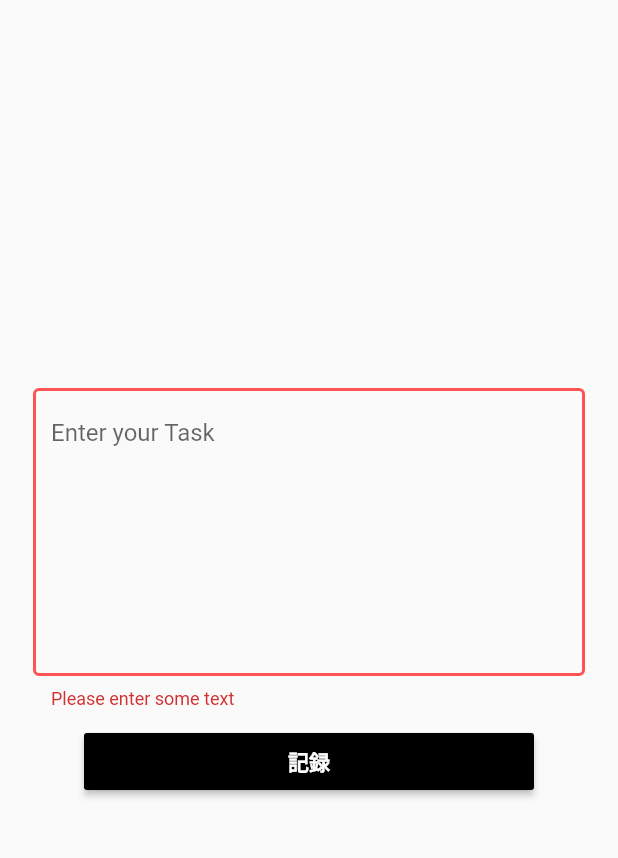
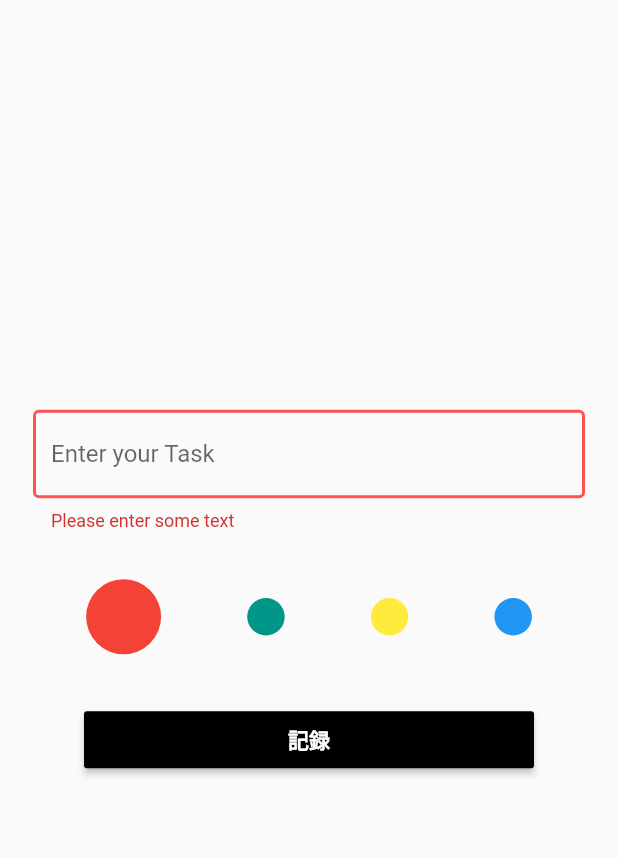
Before and after one commit to harukitosa/taptime, a Flutter app: the screen it shows after launch, after a tap on "記録", on a phone screen of 412 x 824 dp, the part 59-917 px from its top. Run offline on Flutter 3.47's test engine with Material 2 defaults, Android fonts, the phone set to English and light mode, and no system bars; our stand-ins replace sqflite, table_calendar; accounts and stored records are empty.

Commit message:
colorをつける

```diff
--- a/lib/model/task_detail.dart
+++ b/lib/model/task_detail.dart
@@ -16,6 +16,13 @@ class TaskDetail {
   final String createTime;
   final String color;
   final String typeContent;
+
+  String text() {
+    if (content.length > 20) {
+      return content.substring(0, 30);
+    }
+    return content;
+  }
 
   String date() {
     initializeDateFormatting("ja_JP");
--- a/lib/page/Calendar.dart
+++ b/lib/page/Calendar.dart
@@ -193,7 +193,7 @@ class _CalendarViewState extends State<CalendarView> {
                   ),
                   color: _taskList[index].colorObj(),
                 ),
-                Text('${_taskList[index].content}'),
+                Text('${_taskList[index].text()}'),
               ],
             ),
           );
--- a/lib/page/Home.dart
+++ b/lib/page/Home.dart
@@ -1,4 +1,5 @@
 import 'package:flutter/material.dart';
+import 'package:taptime/model/type.dart';
 import 'package:taptime/di.dart';
 import 'package:taptime/usecase/task_usecase.dart';
 import 'package:taptime/usecase/type_usecase.dart';
@@ -54,6 +55,7 @@ class __FormWidgetState extends State<_FormWidget> {
   final TextEditingController _textEditingController = TextEditingController();
   TypeUseCase _typeUsecase;
   TaskUseCase _taskUsecase;
+  List<TypeData> _typeList = [];
 
   @override
   void initState() {
@@ -61,6 +63,7 @@ class __FormWidgetState extends State<_FormWidget> {
     Future(() async {
       _typeUsecase = await initType();
       _taskUsecase = await initTask();
+      _typeList = await _typeUsecase.getAllType();
       setState(() {});
     });
   }
@@ -74,10 +77,49 @@ class __FormWidgetState extends State<_FormWidget> {
   void _onSave() async {
     if (_formKey.currentState.validate()) {
       this._formKey.currentState.save();
-      await _taskUsecase.createTask(_textEditingController.text, 1);
+      await _taskUsecase.createTask(
+        _textEditingController.text,
+        _typeList[currentSelectedIndex].id,
+      );
       _textEditingController.text = "";
       _snackBarAction();
     }
+  }
+
+  int currentSelectedIndex = 0;
+
+  Widget _selectorItem(BuildContext context, TypeData item, int index) {
+    bool selectedIndex = index == currentSelectedIndex;
+    double width = selectedIndex ? 50 : 25;
+    double height = selectedIndex ? 50 : 25;
+    // Color borderColor = selectedIndex ? Colors.black54 : Colors.white;
+    return InkWell(
+      onTap: () {
+        currentSelectedIndex = index;
+        setState(() {});
+      },
+      child: Container(
+        width: width,
+        height: height,
+        decoration: BoxDecoration(
+          shape: BoxShape.circle,
+          color: item.colorObj(),
+        ),
+      ),
+    );
+  }
+
+  List<Widget> _colorSelector(BuildContext context) {
+    if (_typeList.length == 0) {
+      return [Text('loading')];
+    }
+    List<Widget> _list = [];
+    for (int i = 0; i < _typeList.length; i++) {
+      _list.add(
+        _selectorItem(context, _typeList[i], i),
+      );
+    }
+    return _list;
   }
 
   void _snackBarAction() {
@@ -89,7 +131,7 @@ class __FormWidgetState extends State<_FormWidget> {
           Scaffold.of(context).removeCurrentSnackBar();
         },
       ),
-      duration: Duration(seconds: 3),
+      duration: Duration(seconds: 2),
     );
     Scaffold.of(context).showSnackBar(snackBar);
   }
@@ -106,7 +148,7 @@ class __FormWidgetState extends State<_FormWidget> {
             child: TextFormField(
               controller: _textEditingController,
               keyboardType: TextInputType.multiline,
-              maxLines: 8,
+              maxLines: 1,
               decoration: const InputDecoration(
                 enabledBorder: OutlineInputBorder(
                   borderSide: BorderSide(
@@ -142,6 +184,13 @@ class __FormWidgetState extends State<_FormWidget> {
               },
             ),
           ),
+          Padding(
+            padding: const EdgeInsets.only(top: 32.0, bottom: 22.0),
+            child: Row(
+              mainAxisAlignment: MainAxisAlignment.spaceEvenly,
+              children: _colorSelector(context),
+            ),
+          ),
           Center(
             child: Container(
               width: 300,
```
